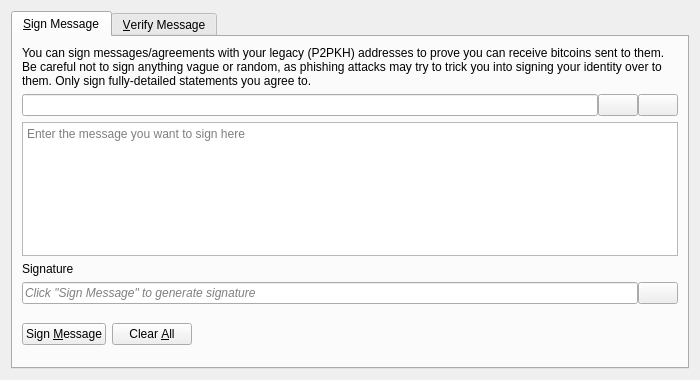
First picture: the form in src/qt/forms/signverifymessagedialog.ui, repository debugworking/Bitcoin-Classic, before the edit.
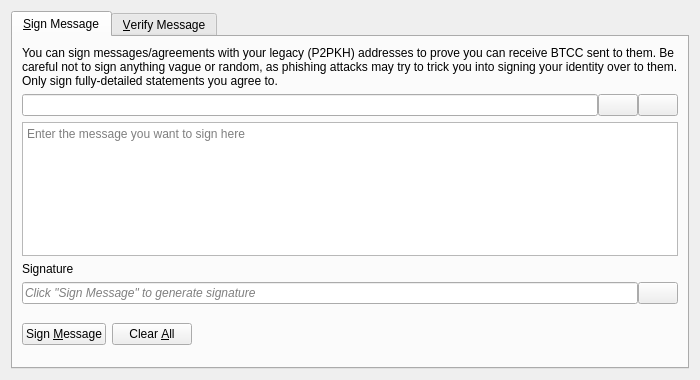
Second picture: the form after the edit. Icons and pictures are not drawn. Custom widgets are drawn as their Qt base class.

Commit message: ui: replace bitcoin with BTCC in modaloverlay and forms

The edit to the form file:
```diff
--- a/src/qt/forms/signverifymessagedialog.ui
+++ b/src/qt/forms/signverifymessagedialog.ui
@@ -30,7 +30,7 @@
        <item>
         <widget class="QLabel" name="infoLabel_SM">
          <property name="text">
-          <string>You can sign messages/agreements with your legacy (P2PKH) addresses to prove you can receive bitcoins sent to them. Be careful not to sign anything vague or random, as phishing attacks may try to trick you into signing your identity over to them. Only sign fully-detailed statements you agree to.</string>
+          <string>You can sign messages/agreements with your legacy (P2PKH) addresses to prove you can receive BTCC sent to them. Be careful not to sign anything vague or random, as phishing attacks may try to trick you into signing your identity over to them. Only sign fully-detailed statements you agree to.</string>
          </property>
          <property name="textFormat">
           <enum>Qt::PlainText</enum>
```
The commit also changes 5 other files.
